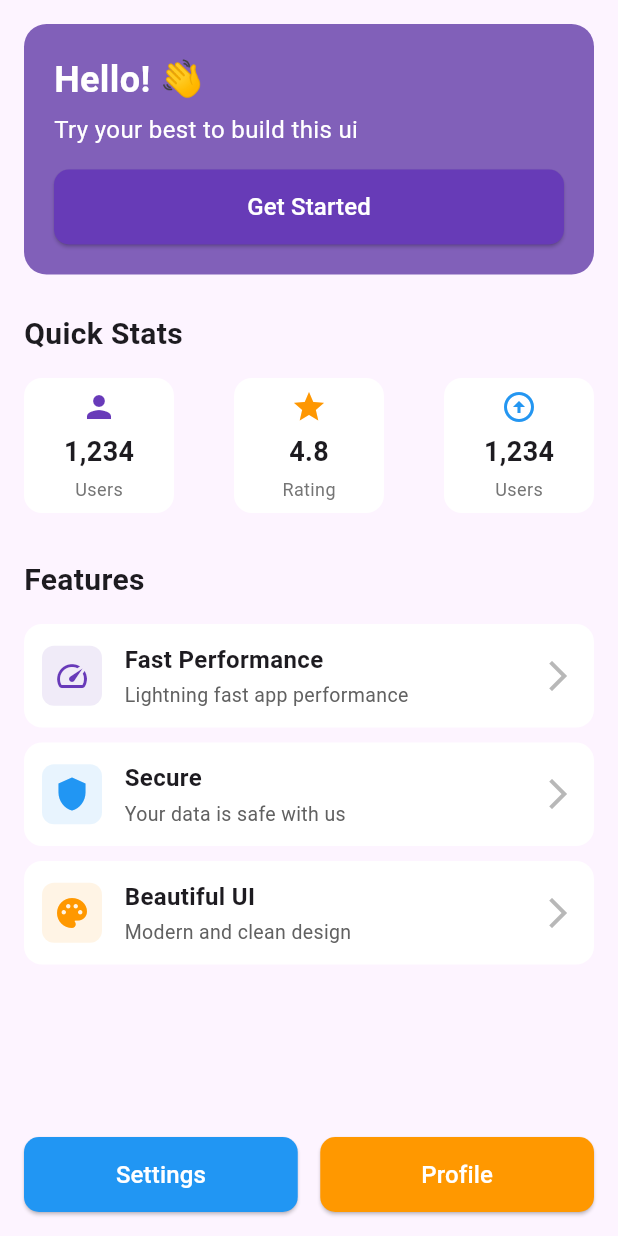
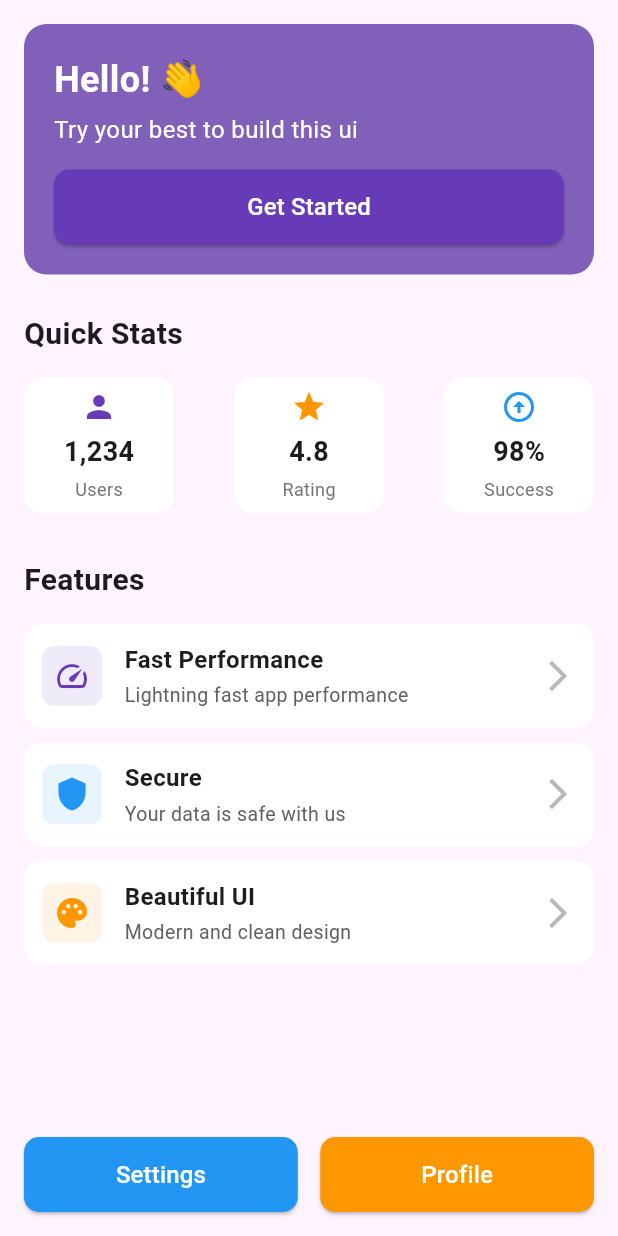
Before and after one commit to abdoSr88025/home_work, a Flutter app: the screen it shows after launch, on a phone screen of 412 x 824 dp. Run offline on Flutter 3.47's test engine with Material 3 defaults, Android fonts, the phone set to English and light mode, and no system bars.

Commit message:
final update

```diff
--- a/flutter/project_two/lib/main.dart
+++ b/flutter/project_two/lib/main.dart
@@ -101,8 +101,8 @@ class HomePage extends StatelessWidget {
                   buildStats(
                     iconColor: Color(0xff2496F1),
                     icon: Icons.arrow_circle_up,
-                    title: "1,234",
-                    subtitle: "Users",
+                    title: "98%",
+                    subtitle: "Success",
                   ),
                 ],
               ),
```
